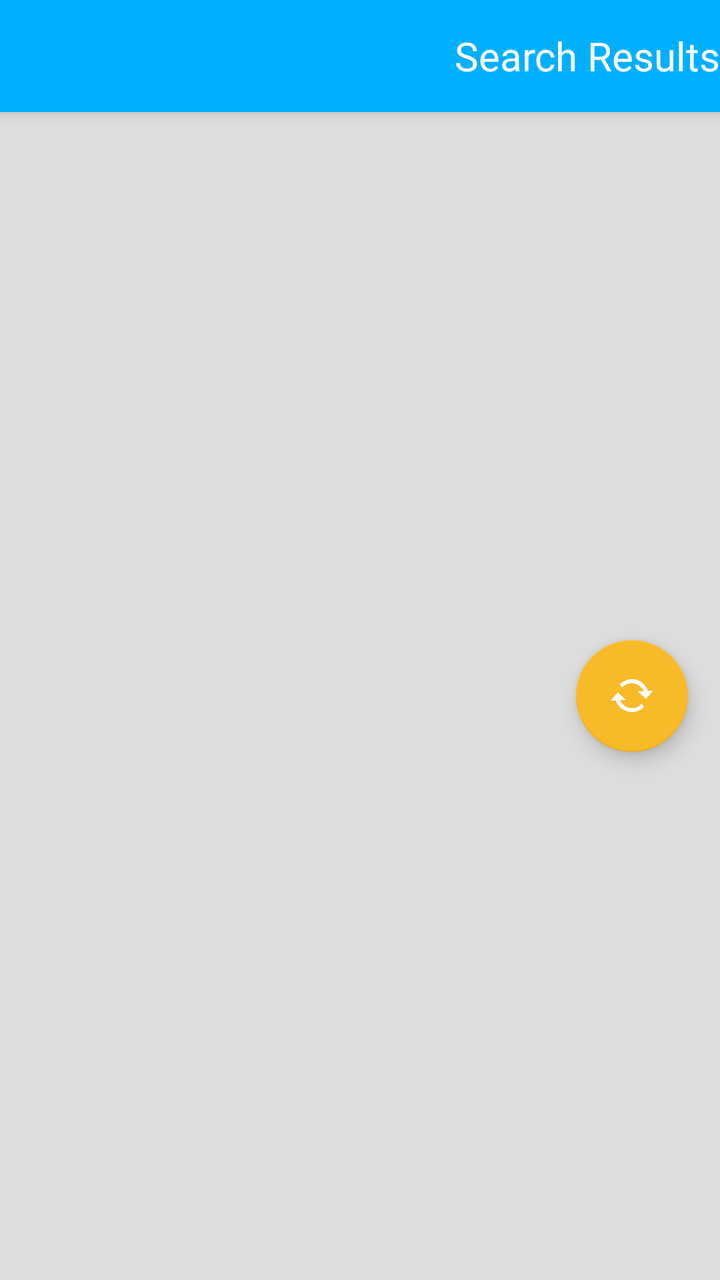
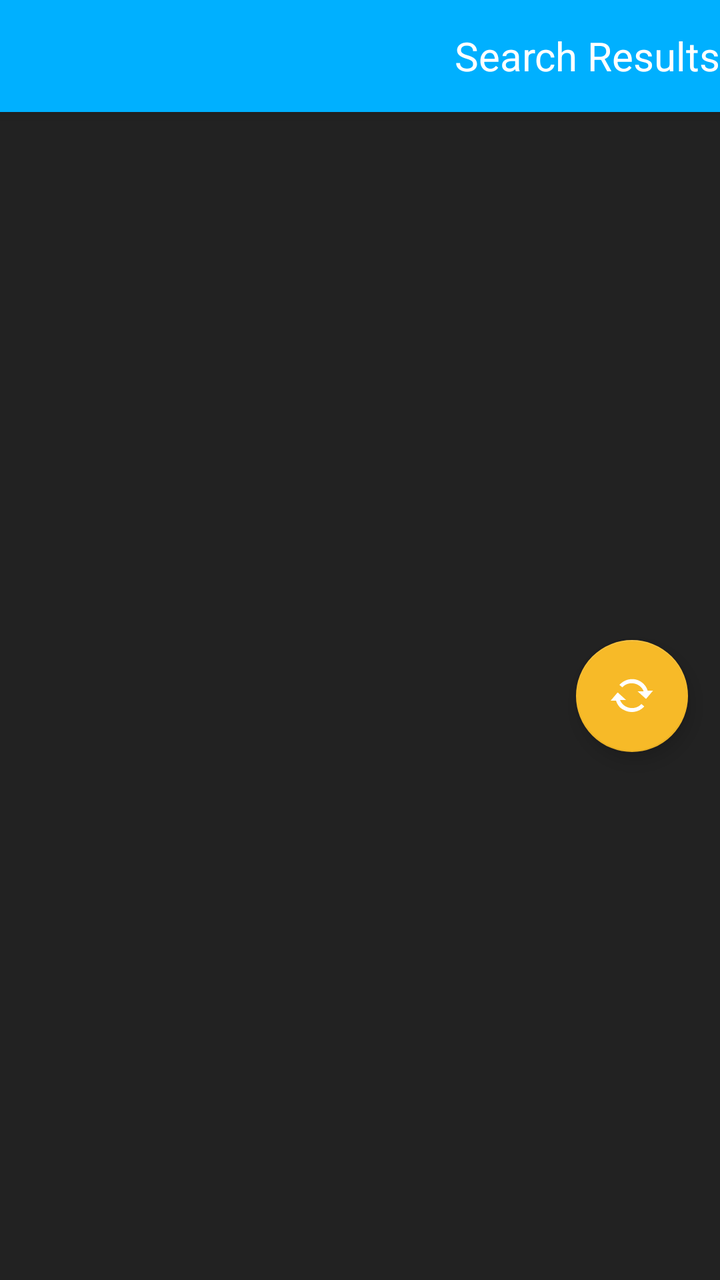

Before-and-after screenshots of an Android layout around one commit, followed by the original layout XML and the change that was made.
<!-- AndroidManifest.xml: activity theme AppTheme.NoActionBar -->
<!-- res/layout/activity_index.xml -->
<?xml version="1.0" encoding="utf-8"?>
<androidx.coordinatorlayout.widget.CoordinatorLayout
    xmlns:android="http://schemas.android.com/apk/res/android"
    xmlns:app="http://schemas.android.com/apk/res-auto"
    xmlns:tools="http://schemas.android.com/tools"
    android:layout_width="match_parent"
    android:layout_height="match_parent"
    android:fitsSystemWindows="true"
    tools:context=".view.IndexActivity">

    <com.google.android.material.appbar.AppBarLayout
        android:id="@+id/spawn_appbar"
        android:layout_width="match_parent"
        android:layout_height="wrap_content"
        android:theme="@style/AppTheme.AppBarOverlay">

        <androidx.appcompat.widget.Toolbar
            android:id="@+id/spawn_toolbar"
            android:layout_width="match_parent"
            android:layout_height="?attr/actionBarSize"
            app:popupTheme="@style/AppTheme.PopupOverlay">

            <TextView
                android:layout_width="match_parent"
                android:layout_height="match_parent"
                android:gravity="end|center_vertical"
                android:textSize="@dimen/text_size_paragraph_title"
                android:textColor="#fff"
                android:text="@string/title_activity_index"
                style="@style/AppTheme.AppBarOverlay"/>

        </androidx.appcompat.widget.Toolbar>

    </com.google.android.material.appbar.AppBarLayout>


    <FrameLayout
        android:layout_width="match_parent"
        android:layout_height="match_parent"
        app:layout_behavior="@string/appbar_scrolling_view_behavior">

        <LinearLayout
            android:layout_width="match_parent"
            android:layout_height="match_parent"
            android:orientation="horizontal">

            <FrameLayout
                android:id="@+id/spawn_list_container"
                android:layout_width="match_parent"
                android:layout_height="match_parent">


                <androidx.recyclerview.widget.RecyclerView
                    android:id="@+id/spawn_list"
                    android:layout_width="match_parent"
                    android:layout_height="match_parent"
                    android:background="@color/colorNeutral"
                    app:layoutManager="androidx.recyclerview.widget.LinearLayoutManager"
                    tools:context=".view.IndexActivity"
                    tools:listitem="@layout/item_index"/>

                <ProgressBar
                    android:id="@+id/spawn_progress"
                    android:layout_width="80dp"
                    android:layout_height="80dp"
                    android:layout_gravity="center"
                    android:visibility="gone"/>

                <com.google.android.material.floatingactionbutton.FloatingActionButton
                    android:id="@+id/spawn_fab"
                    android:layout_width="wrap_content"
                    android:layout_height="wrap_content"
                    android:layout_gravity="center_vertical|end"
                    android:layout_marginEnd="@dimen/fab_margin"
                    android:backgroundTint="@color/colorAccent"
                    app:srcCompat="@drawable/action_sync"
                    android:contentDescription="@string/description_refresh_button"/>

            </FrameLayout>

            <FrameLayout
                android:id="@+id/spawn_item_container"
                android:layout_width="match_parent"
                android:layout_height="match_parent"
                android:visibility="gone"
                android:background="@color/colorNeutral"
                app:layout_behavior="@string/appbar_scrolling_view_behavior" />

        </LinearLayout>

    </FrameLayout>

</androidx.coordinatorlayout.widget.CoordinatorLayout>
<!-- res/layout/item_index.xml (included above) -->
<?xml version="1.0" encoding="utf-8"?>
<androidx.constraintlayout.widget.ConstraintLayout
    xmlns:android="http://schemas.android.com/apk/res/android"
    xmlns:app="http://schemas.android.com/apk/res-auto"
    android:id="@+id/spawn_item_view"
    android:layout_width="match_parent"
    android:layout_height="125dp"
    android:layout_margin="1dp"
    android:background="#fff">

    <TextView
        android:id="@+id/spawn_item_primary"
        android:layout_width="0dp"
        android:layout_height="55dp"
        android:layout_margin="4dp"
        android:ellipsize="end"
        android:scrollHorizontally="true"
        android:textAppearance="?attr/textAppearanceListItem"
        android:textSize="@dimen/text_size_paragraph_title"
        app:layout_constraintEnd_toEndOf="parent"
        app:layout_constraintHorizontal_bias="0.473"
        app:layout_constraintStart_toStartOf="parent"
        app:layout_constraintTop_toTopOf="parent" />

    <LinearLayout
        android:id="@+id/spawn_item_details"
        android:layout_width="0dp"
        android:layout_height="64dp"
        android:orientation="vertical"
        android:layout_margin="4dp"
        app:layout_constraintHorizontal_bias="1.0"
        app:layout_constraintEnd_toStartOf="@+id/relativeLayout"
        app:layout_constraintStart_toStartOf="parent"
        app:layout_constraintTop_toBottomOf="@+id/spawn_item_primary"
        app:layout_constraintBottom_toBottomOf="parent">

        <TextView
            android:id="@+id/spawn_item_secondary"
            android:layout_width="match_parent"
            android:layout_height="32dp"
            android:textAppearance="?attr/textAppearanceListItem" />

        <TextView
            android:id="@+id/spawn_item_tertiary"
            android:layout_width="match_parent"
            android:layout_height="32dp"
            android:textAppearance="?attr/textAppearanceListItem"/>

    </LinearLayout>

    <RelativeLayout
        android:id="@+id/relativeLayout"
        android:layout_width="77dp"
        android:layout_height="62dp"
        android:layout_margin="4dp"
        android:gravity="end"
        app:layout_constraintBottom_toBottomOf="parent"
        app:layout_constraintEnd_toEndOf="parent"
        app:layout_constraintHorizontal_bias="1.0"
        app:layout_constraintStart_toEndOf="@+id/spawn_item_details">

        <ImageView
            android:id="@+id/spawn_item_logo"
            android:layout_width="wrap_content"
            android:layout_height="300dp"
            android:adjustViewBounds="true"
            android:contentDescription="@string/description_charity_logo" />

    </RelativeLayout>

</androidx.constraintlayout.widget.ConstraintLayout>
<!-- resources referenced by this layout -->
<resources>
  <color name="colorAccent">#F7BA28</color>
  <color name="colorNeutral">#DDD</color>
  <dimen name="fab_margin">16dp</dimen>
  <dimen name="text_size_paragraph_title">20sp</dimen>
  <!-- drawable action_sync: png bitmap (drawable-hdpi, 1012 bytes) -->
  <string name="description_charity_logo">This is the logo that corresponds to the listed charity</string>
  <string name="description_refresh_button">Press this button to refresh the list of charities</string>
  <string name="title_activity_index">Search Results</string>
  <style name="AppTheme.AppBarOverlay" parent="ThemeOverlay.AppCompat.Dark.ActionBar" />
  <style name="AppTheme.PopupOverlay" parent="@android:style/Widget.PopupMenu">
          <item name="android:background">@color/colorPrimary</item>
      </style>
  <style name="AppTheme.NoActionBar">
          <item name="windowActionBar">false</item>
          <item name="windowNoTitle">true</item>
      </style>
  <color name="colorPrimary">#00B0FF</color>
</resources>

<!-- the commit's change to res/layout/activity_index.xml (unified diff, before → after) -->
@@ -54,7 +54,7 @@
                     android:id="@+id/spawn_list"
                     android:layout_width="match_parent"
                     android:layout_height="match_parent"
-                    android:background="@color/colorNeutral"
+                    android:background="@color/colorSlate"
                     app:layoutManager="androidx.recyclerview.widget.LinearLayoutManager"
                     tools:context=".view.IndexActivity"
                     tools:listitem="@layout/item_index"/>
<!-- resource entries referenced after the edit -->
@@ -2,6 +2,7 @@
 <resources>
   <color name="colorAccent">#F7BA28</color>
   <color name="colorNeutral">#DDD</color>
+  <color name="colorSlate">#222</color>
   <dimen name="fab_margin">16dp</dimen>
   <dimen name="text_size_paragraph_title">20sp</dimen>
   <!-- drawable action_sync: png bitmap (drawable-hdpi, 1012 bytes) -->
